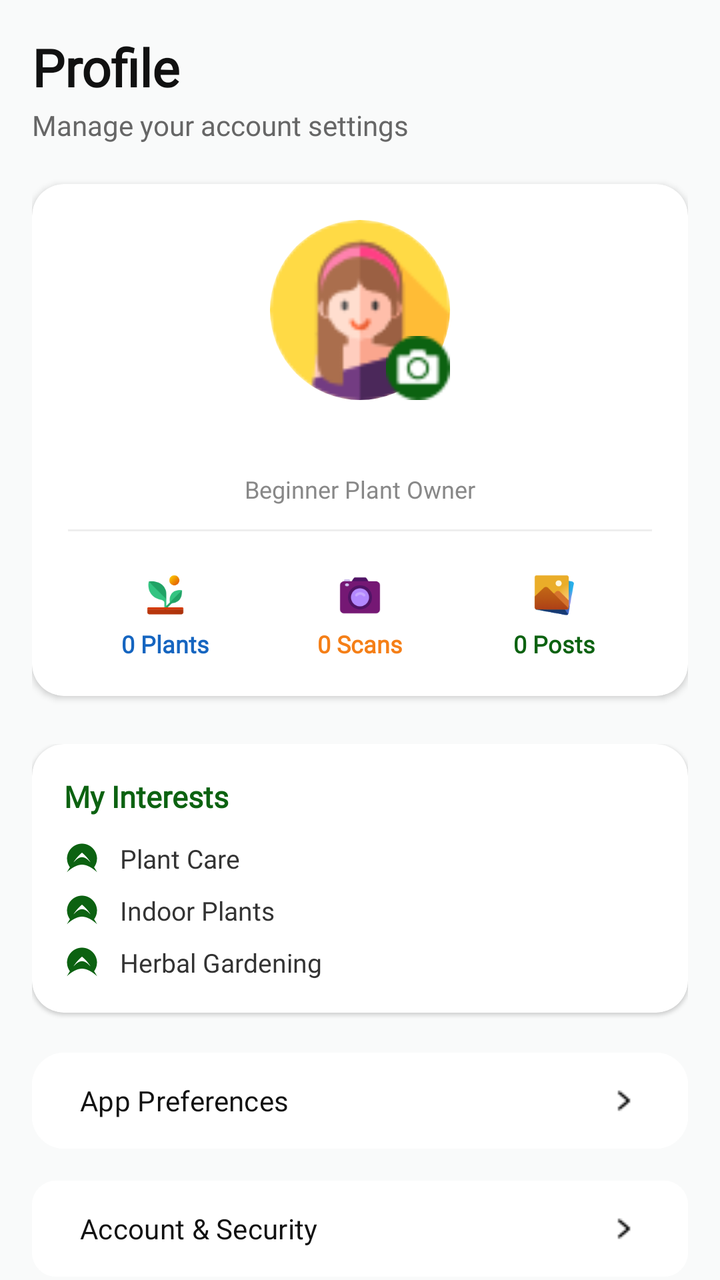
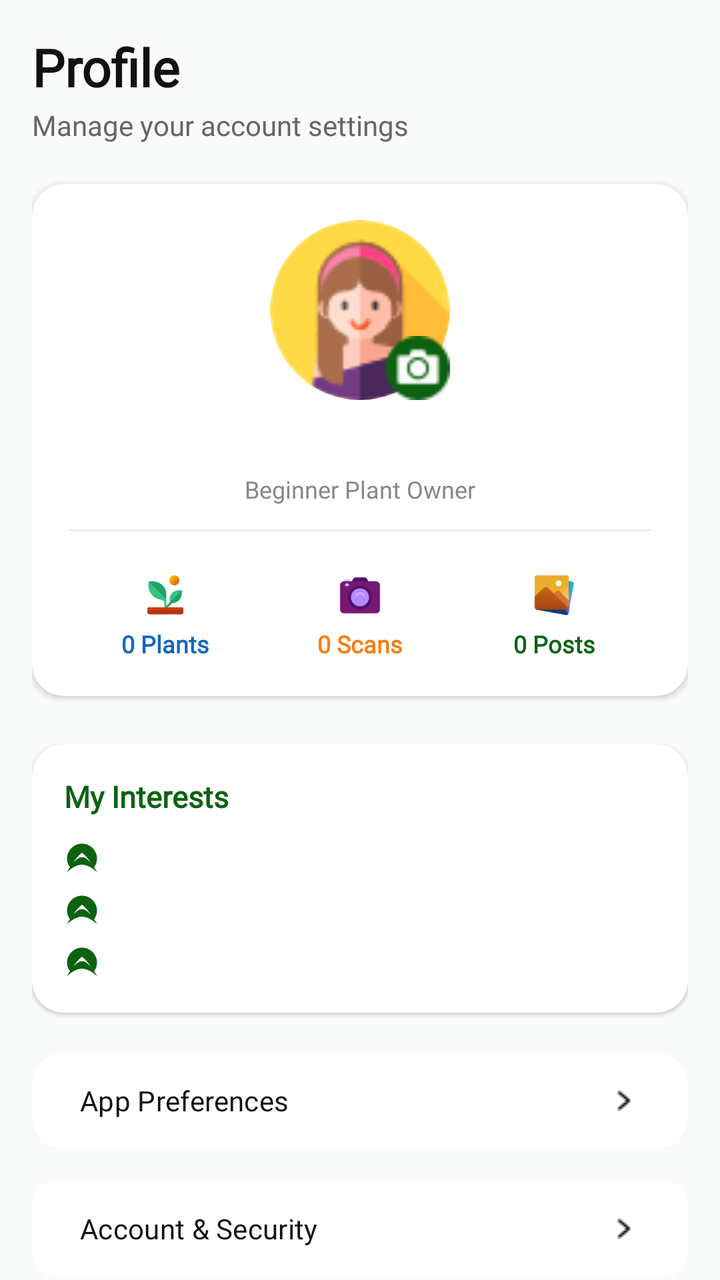

Compare the two renders of this Android layout. The source of the first and the diff that turns it into the second are given below.
<!-- AndroidManifest.xml: application theme Theme.SmartGrow -->
<!-- res/layout/fragment_profile.xml -->
<?xml version="1.0" encoding="utf-8"?>
<androidx.constraintlayout.widget.ConstraintLayout
    xmlns:android="http://schemas.android.com/apk/res/android"
    xmlns:app="http://schemas.android.com/apk/res-auto"
    xmlns:tools="http://tools.android.com/tools"
    android:layout_width="match_parent"
    android:layout_height="match_parent"
    android:background="#F9FAFA">

    <androidx.core.widget.NestedScrollView
        android:layout_width="match_parent"
        android:layout_height="match_parent"
        android:fillViewport="true">

        <androidx.constraintlayout.widget.ConstraintLayout
            android:layout_width="match_parent"
            android:layout_height="wrap_content"
            android:padding="16dp">

            <TextView
                android:id="@+id/tv_profile_title"
                android:layout_width="0dp"
                android:layout_height="wrap_content"
                android:text="Profile"
                android:textSize="26sp"
                android:textStyle="bold"
                android:textColor="#111111"
                android:fontFamily="@font/poppins"
                app:layout_constraintTop_toTopOf="parent"
                app:layout_constraintStart_toStartOf="parent"
                app:layout_constraintEnd_toEndOf="parent"/>

            <TextView
                android:id="@+id/tv_profile_subtitle"
                android:layout_width="0dp"
                android:layout_height="wrap_content"
                android:text="Manage your account settings"
                android:textColor="#666666"
                android:textSize="14sp"
                android:layout_marginTop="2dp"
                android:fontFamily="@font/poppins"
                app:layout_constraintTop_toBottomOf="@id/tv_profile_title"
                app:layout_constraintStart_toStartOf="parent"
                app:layout_constraintEnd_toEndOf="parent"/>

            <com.google.android.material.card.MaterialCardView
                android:id="@+id/card_profile_info"
                android:layout_width="match_parent"
                android:layout_height="wrap_content"
                android:layout_marginTop="20dp"
                app:cardBackgroundColor="#FFFFFF"
                app:cardCornerRadius="16dp"
                app:cardElevation="2dp"
                app:strokeWidth="0dp"
                app:layout_constraintTop_toBottomOf="@id/tv_profile_subtitle">

                <androidx.constraintlayout.widget.ConstraintLayout
                    android:layout_width="match_parent"
                    android:layout_height="wrap_content"
                    android:padding="18dp">

                    <com.google.android.material.imageview.ShapeableImageView
                        android:id="@+id/iv_profile_pic"
                        android:layout_width="90dp"
                        android:layout_height="90dp"
                        android:scaleType="centerCrop"
                        android:src="@drawable/ic_user"
                        app:shapeAppearanceOverlay="@style/CircleImageView"
                        app:layout_constraintEnd_toEndOf="parent"
                        app:layout_constraintStart_toStartOf="parent"
                        app:layout_constraintTop_toTopOf="parent" />

                    <com.google.android.material.imageview.ShapeableImageView
                        android:id="@+id/btn_camera_badge"
                        android:layout_width="32dp"
                        android:layout_height="32dp"
                        android:src="@drawable/ic_camera_circle"
                        android:clickable="true"
                        android:focusable="true"
                        android:background="?attr/selectableItemBackgroundBorderless"
                        app:layout_constraintBottom_toBottomOf="@id/iv_profile_pic"
                        app:layout_constraintEnd_toEndOf="@id/iv_profile_pic" />

                    <TextView
                        android:id="@+id/tv_user_display_name"
                        android:layout_width="0dp"
                        android:layout_height="wrap_content"
                        android:layout_marginTop="12dp"
                        android:textColor="#111111"
                        android:textSize="18sp"
                        android:textStyle="bold"
                        android:gravity="center"
                        android:fontFamily="@font/poppins"
                        app:layout_constraintEnd_toEndOf="parent"
                        app:layout_constraintStart_toStartOf="parent"
                        app:layout_constraintTop_toBottomOf="@id/iv_profile_pic" />

                    <TextView
                        android:id="@+id/tv_user_rank"
                        android:layout_width="0dp"
                        android:layout_height="wrap_content"
                        android:text="Beginner Plant Owner"
                        android:textColor="#888888"
                        android:textSize="12sp"
                        android:gravity="center"
                        android:fontFamily="@font/poppins"
                        app:layout_constraintEnd_toEndOf="parent"
                        app:layout_constraintStart_toStartOf="parent"
                        app:layout_constraintTop_toBottomOf="@id/tv_user_display_name" />

                    <View
                        android:id="@+id/header_divider"
                        android:layout_width="match_parent"
                        android:layout_height="1dp"
                        android:background="#EEEEEE"
                        android:layout_marginTop="12dp"
                        app:layout_constraintTop_toBottomOf="@id/tv_user_rank"/>

                    <LinearLayout
                        android:id="@+id/layout_stats_panel"
                        android:layout_width="match_parent"
                        android:layout_height="wrap_content"
                        android:layout_marginTop="20dp"
                        android:orientation="horizontal"
                        android:baselineAligned="false"
                        android:weightSum="3"
                        app:layout_constraintTop_toBottomOf="@id/header_divider">

                        <LinearLayout
                            android:layout_width="0dp"
                            android:layout_height="wrap_content"
                            android:layout_weight="1"
                            android:gravity="center"
                            android:orientation="vertical">
                            <ImageView
                                android:layout_width="24dp"
                                android:layout_height="24dp"
                                android:src="@drawable/ic_plant" />
                            <TextView
                                android:layout_width="wrap_content"
                                android:layout_height="wrap_content"
                                android:text="0 Plants"
                                android:textStyle="bold"
                                android:textColor="#1565C0"
                                android:textSize="12sp"
                                android:layout_marginTop="4dp"
                                android:fontFamily="@font/poppins"/>
                        </LinearLayout>

                        <LinearLayout
                            android:layout_width="0dp"
                            android:layout_height="wrap_content"
                            android:layout_weight="1"
                            android:gravity="center"
                            android:orientation="vertical">
                            <ImageView
                                android:layout_width="24dp"
                                android:layout_height="24dp"
                                android:src="@drawable/ic_scan" />
                            <TextView
                                android:layout_width="wrap_content"
                                android:layout_height="wrap_content"
                                android:text="0 Scans"
                                android:textStyle="bold"
                                android:textColor="#F57F17"
                                android:textSize="12sp"
                                android:layout_marginTop="4dp"
                                android:fontFamily="@font/poppins"/>
                        </LinearLayout>

                        <LinearLayout
                            android:layout_width="0dp"
                            android:layout_height="wrap_content"
                            android:layout_weight="1"
                            android:gravity="center"
                            android:orientation="vertical">
                            <ImageView
                                android:layout_width="24dp"
                                android:layout_height="24dp"
                                android:src="@drawable/ic_post" />
                            <TextView
                                android:layout_width="wrap_content"
                                android:layout_height="wrap_content"
                                android:text="0 Posts"
                                android:textStyle="bold"
                                android:textColor="#0C6211"
                                android:textSize="12sp"
                                android:layout_marginTop="4dp"
                                android:fontFamily="@font/poppins"/>
                        </LinearLayout>
                    </LinearLayout>
                </androidx.constraintlayout.widget.ConstraintLayout>
            </com.google.android.material.card.MaterialCardView>

            <LinearLayout
                android:layout_width="match_parent"
                android:layout_height="wrap_content"
                android:layout_marginTop="24dp"
                android:orientation="vertical"
                android:layout_marginBottom="24dp"
                app:layout_constraintTop_toBottomOf="@id/card_profile_info">

                
                <com.google.android.material.card.MaterialCardView
                    android:id="@+id/card_my_interests"
                    android:layout_width="match_parent"
                    android:layout_height="wrap_content"
                    android:layout_marginBottom="16dp"
                    app:cardBackgroundColor="#FFFFFF"
                    app:cardCornerRadius="16dp"
                    app:strokeWidth="0dp"
                    app:cardElevation="1dp">

                    <LinearLayout
                        android:layout_width="match_parent"
                        android:layout_height="wrap_content"
                        android:orientation="vertical"
                        android:padding="16dp">

                        <TextView
                            android:layout_width="wrap_content"
                            android:layout_height="wrap_content"
                            android:text="My Interests"
                            android:textStyle="bold"
                            android:textColor="#0C6211"
                            android:fontFamily="@font/poppins"
                            android:textSize="15sp"
                            android:layout_marginBottom="12dp"/>

                        <LinearLayout
                            android:layout_width="match_parent"
                            android:layout_height="wrap_content"
                            android:orientation="horizontal"
                            android:gravity="center_vertical"
                            android:layout_marginBottom="8dp">
                            <ImageView
                                android:layout_width="18dp"
                                android:layout_height="18dp"
                                android:src="@drawable/ic_leaf_right"
                                app:tint="#0C6211"
                                android:layout_marginEnd="10dp"/>
                            <TextView
                                android:id="@+id/tv_choice2"
                                android:layout_width="wrap_content"
                                android:layout_height="wrap_content"
                                android:fontFamily="@font/poppins"
                                android:textSize="13sp"
                                android:textColor="#333333"
                                android:text="Plant Care"/>
                        </LinearLayout>

                        <LinearLayout
                            android:layout_width="match_parent"
                            android:layout_height="wrap_content"
                            android:orientation="horizontal"
                            android:gravity="center_vertical"
                            android:layout_marginBottom="8dp">
                            <ImageView
                                android:layout_width="18dp"
                                android:layout_height="18dp"
                                android:src="@drawable/ic_leaf_right"
                                app:tint="#0C6211"
                                android:layout_marginEnd="10dp"/>
                            <TextView
                                android:id="@+id/tv_choice3"
                                android:layout_width="wrap_content"
                                android:layout_height="wrap_content"
                                android:fontFamily="@font/poppins"
                                android:textSize="13sp"
                                android:textColor="#333333"
                                android:text="Indoor Plants"/>
                        </LinearLayout>

                        <LinearLayout
                            android:layout_width="match_parent"
                            android:layout_height="wrap_content"
                            android:orientation="horizontal"
                            android:gravity="center_vertical">
                            <ImageView
                                android:layout_width="18dp"
                                android:layout_height="18dp"
                                android:src="@drawable/ic_leaf_right"
                                app:tint="#0C6211"
                                android:layout_marginEnd="10dp"/>
                            <TextView
                                android:id="@+id/tv_choice4"
                                android:layout_width="wrap_content"
                                android:layout_height="wrap_content"
                                android:fontFamily="@font/poppins"
                                android:textSize="13sp"
                                android:textColor="#333333"
                                android:text="Herbal Gardening"/>
                        </LinearLayout>
                    </LinearLayout>
                </com.google.android.material.card.MaterialCardView>

                
                <com.google.android.material.button.MaterialButton
                    android:id="@+id/btn_preferences"
                    android:layout_width="match_parent"
                    android:layout_height="wrap_content"
                    android:minHeight="56dp"
                    android:text="App Preferences"
                    android:textColor="#111111"
                    android:fontFamily="@font/poppins"
                    android:gravity="start|center_vertical"
                    android:layout_marginBottom="8dp"
                    android:backgroundTint="#FFFFFF"
                    app:cornerRadius="16dp"
                    android:drawableEnd="@drawable/ic_next"/>

                <com.google.android.material.button.MaterialButton
                    android:id="@+id/btn_security"
                    android:layout_width="match_parent"
                    android:layout_height="wrap_content"
                    android:minHeight="56dp"
                    android:text="Account &amp; Security"
                    android:textColor="#111111"
                    android:fontFamily="@font/poppins"
                    android:gravity="start|center_vertical"
                    android:layout_marginBottom="8dp"
                    android:backgroundTint="#FFFFFF"
                    app:cornerRadius="12dp"
                    android:drawableEnd="@drawable/ic_next"/>

                <com.google.android.material.button.MaterialButton
                    android:id="@+id/btn_support"
                    android:layout_width="match_parent"
                    android:layout_height="wrap_content"
                    android:minHeight="56dp"
                    android:text="Support &amp; Information"
                    android:textColor="#111111"
                    android:fontFamily="@font/poppins"
                    android:gravity="start|center_vertical"
                    android:layout_marginBottom="32dp"
                    android:backgroundTint="#FFFFFF"
                    app:cornerRadius="12dp"
                    android:drawableEnd="@drawable/ic_next"/>

                <com.google.android.material.button.MaterialButton
                    android:id="@+id/btn_logout"
                    android:layout_width="match_parent"
                    android:layout_height="wrap_content"
                    android:minHeight="56dp"
                    android:text="Logout"
                    android:textColor="#FF3333"
                    android:fontFamily="@font/poppins"
                    android:backgroundTint="#FFFFFF"
                    android:gravity="start|center_vertical"
                    app:cornerRadius="12dp"/>
            </LinearLayout>
        </androidx.constraintlayout.widget.ConstraintLayout>
    </androidx.core.widget.NestedScrollView>
</androidx.constraintlayout.widget.ConstraintLayout>
<!-- resources referenced by this layout -->
<resources>
  <!-- drawable ic_camera_circle: png bitmap (drawable, 974 bytes) -->
  <!-- drawable ic_leaf_right (drawable) -->
  <vector xmlns:android="http://schemas.android.com/apk/res/android"
      android:width="24dp"
      android:height="24dp"
      android:viewportWidth="24"
      android:viewportHeight="24">
      <path
          android:fillColor="#0C6211"
          android:pathData="M22,21C22,21 17,16 12,16C7,16 2,21 2,21C2,21 7,11 12,11C17,11 22,21 22,21ZM12,2C17.5,2 22,6.5 22,12C22,14.5 21,16.8 19.4,18.5C17.8,12.5 12,8 12,8C12,8 6.2,12.5 4.6,18.5C3,16.8 2,14.5 2,12C2,6.5 6.5,2 12,2Z"/>
  </vector>
  <!-- drawable ic_next: png bitmap (drawable, 250 bytes) -->
  <!-- drawable ic_plant: png bitmap (drawable, 2447 bytes) -->
  <!-- drawable ic_post: png bitmap (drawable, 3665 bytes) -->
  <!-- drawable ic_scan: png bitmap (drawable, 2417 bytes) -->
  <!-- drawable ic_user: png bitmap (drawable, 3529 bytes) -->
  <style name="CircleImageView">
          <item name="cornerSize">50%</item>
      </style>
  <style name="Theme.SmartGrow" parent="Base.Theme.SmartGrow" />
  <style name="Base.Theme.SmartGrow" parent="Theme.Material3.DayNight.NoActionBar">
          <item name="android:windowBackground">@android:color/white</item>
          <item name="android:windowDisablePreview">true</item>
          <item name="android:statusBarColor">#0C6211</item>
          <item name="android:windowLightStatusBar" tools:targetApi="m">false</item>
  
          
          <item name="android:navigationBarColor">#F9FAFA</item>
  
          
          <item name="android:windowLightNavigationBar" tools:targetApi="o">true</item>
      </style>
</resources>

<!-- the commit's change to res/layout/fragment_profile.xml (unified diff, before → after) -->
@@ -246,7 +246,7 @@
                                 android:fontFamily="@font/poppins"
                                 android:textSize="13sp"
                                 android:textColor="#333333"
-                                android:text="Plant Care"/>
+                               />
                         </LinearLayout>
 
                         <LinearLayout
@@ -268,7 +268,7 @@
                                 android:fontFamily="@font/poppins"
                                 android:textSize="13sp"
                                 android:textColor="#333333"
-                                android:text="Indoor Plants"/>
+                                />
                         </LinearLayout>
 
                         <LinearLayout
@@ -289,7 +289,7 @@
                                 android:fontFamily="@font/poppins"
                                 android:textSize="13sp"
                                 android:textColor="#333333"
-                                android:text="Herbal Gardening"/>
+                                />
                         </LinearLayout>
                     </LinearLayout>
                 </com.google.android.material.card.MaterialCardView>
